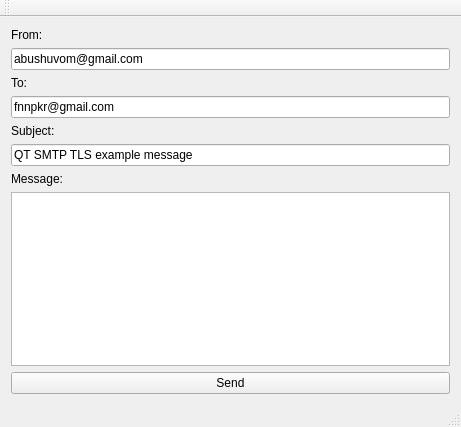
Qt form mainwindow.ui (nianik5098/Qt-SMTP-Gmail) before a commit.
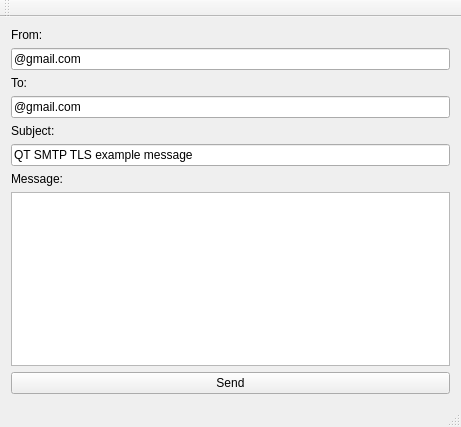
The same form after that commit.

The edit to the form file:
```diff
--- a/mainwindow.ui
+++ b/mainwindow.ui
@@ -28,7 +28,7 @@
     <item>
      <widget class="QLineEdit" name="lineEdit_from">
       <property name="text">
-       <string>abushuvom@gmail.com</string>
+       <string>@gmail.com</string>
       </property>
      </widget>
     </item>
@@ -45,7 +45,7 @@
     <item>
      <widget class="QLineEdit" name="lineEdit_to">
       <property name="text">
-       <string>fnnpkr@gmail.com</string>
+       <string>@gmail.com</string>
       </property>
      </widget>
     </item>
```
